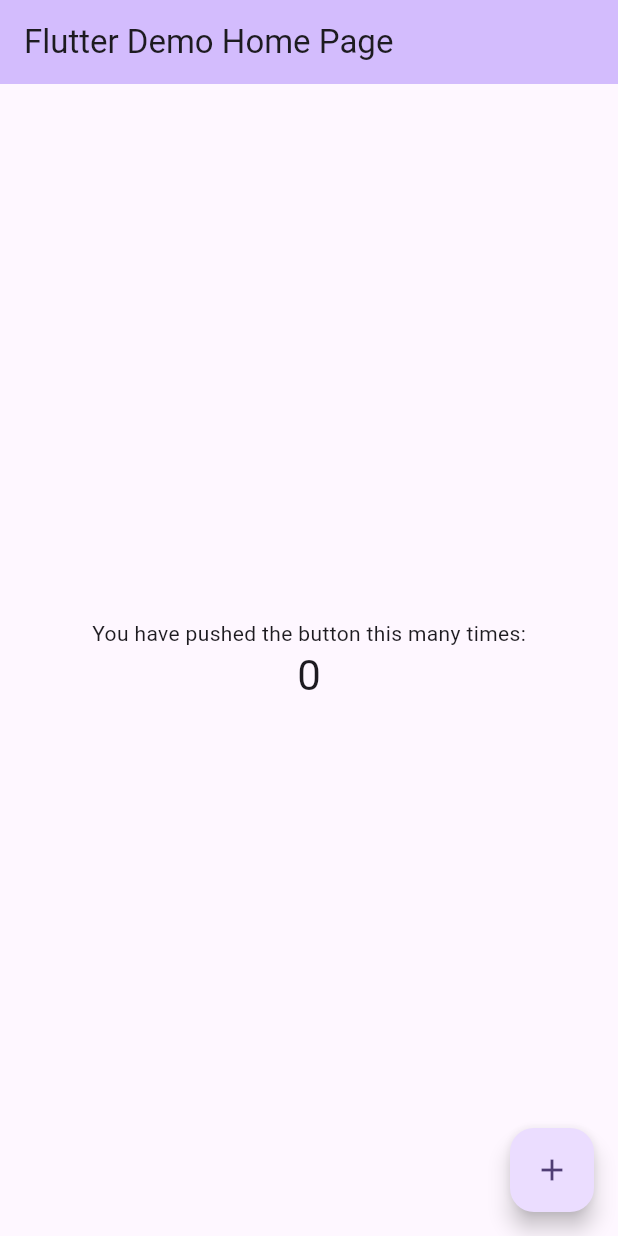
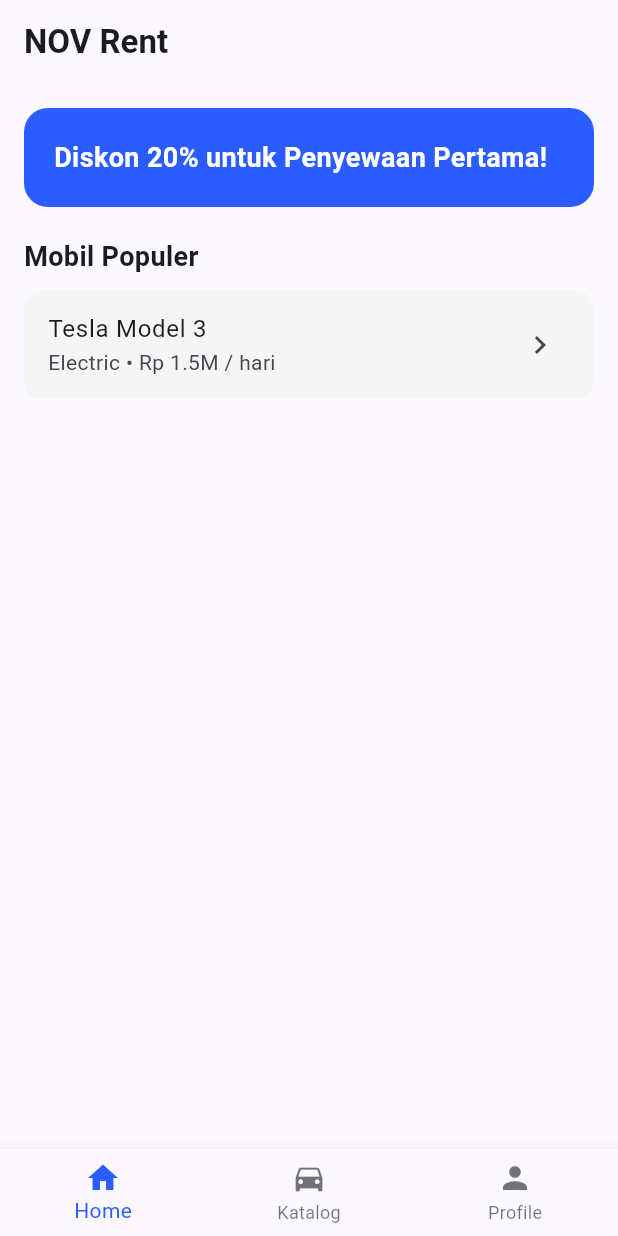
Before and after one commit to amiraizzati14/NOV-Rent, a Flutter app: the screen it shows after launch, on a phone screen of 412 x 824 dp. Run offline on Flutter 3.47's test engine with Material 3 defaults, Android fonts, the phone set to English and light mode, and no system bars; our stand-ins replace go_router; Roboto replaces fonts that are missing (Poppins).

Commit message:
nov rent

```diff
--- a/lib/main.dart
+++ b/lib/main.dart
@@ -1,122 +1,35 @@
 import 'package:flutter/material.dart';
+import 'package:provider/provider.dart';
+import 'router/app_router.dart';
+import 'providers/rental_provider.dart';
+import 'providers/auth_provider.dart';
 
 void main() {
-  runApp(const MyApp());
+  runApp(
+    MultiProvider(
+      providers: [
+        ChangeNotifierProvider(create: (_) => AuthProvider()),
+        ChangeNotifierProvider(create: (_) => RentalProvider()),
+      ],
+      child: const NovRentApp(),
+    ),
+  );
 }
 
-class MyApp extends StatelessWidget {
-  const MyApp({super.key});
+class NovRentApp extends StatelessWidget {
+  const NovRentApp({super.key});
 
-  // This widget is the root of your application.
   @override
   Widget build(BuildContext context) {
-    return MaterialApp(
-      title: 'Flutter Demo',
+    return MaterialApp.router(
+      title: 'NOV Rent',
+      debugShowCheckedModeBanner: false,
       theme: ThemeData(
-        // This is the theme of your application.
-        //
-        // TRY THIS: Try running your application with "flutter run". You'll see
-        // the application has a purple toolbar. Then, without quitting the app,
-        // try changing the seedColor in the colorScheme below to Colors.green
-        // and then invoke "hot reload" (save your changes or press the "hot
-        // reload" button in a Flutter-supported IDE, or press "r" if you used
-        // the command line to start the app).
-        //
-        // Notice that the counter didn't reset back to zero; the application
-        // state is not lost during the reload. To reset the state, use hot
-        // restart instead.
-        //
-        // This works for code too, not just values: Most code changes can be
-        // tested with just a hot reload.
-        colorScheme: .fromSeed(seedColor: Colors.deepPurple),
+        useMaterial3: true,
+        colorScheme: ColorScheme.fromSeed(seedColor: const Color(0xFF2B5CFF)),
+        fontFamily: 'Poppins',
       ),
-      home: const MyHomePage(title: 'Flutter Demo Home Page'),
+      routerConfig: appRouter,
     );
   }
 }
-
-class MyHomePage extends StatefulWidget {
-  const MyHomePage({super.key, required this.title});
-
-  // This widget is the home page of your application. It is stateful, meaning
-  // that it has a State object (defined below) that contains fields that affect
-  // how it looks.
-
-  // This class is the configuration for the state. It holds the values (in this
-  // case the title) provided by the parent (in this case the App widget) and
-  // used by the build method of the State. Fields in a Widget subclass are
-  // always marked "final".
-
-  final String title;
-
-  @override
-  State<MyHomePage> createState() => _MyHomePageState();
-}
-
-class _MyHomePageState extends State<MyHomePage> {
-  int _counter = 0;
-
-  void _incrementCounter() {
-    setState(() {
-      // This call to setState tells the Flutter framework that something has
-      // changed in this State, which causes it to rerun the build method below
-      // so that the display can reflect the updated values. If we changed
-      // _counter without calling setState(), then the build method would not be
-      // called again, and so nothing would appear to happen.
-      _counter++;
-    });
-  }
-
-  @override
-  Widget build(BuildContext context) {
-    // This method is rerun every time setState is called, for instance as done
-    // by the _incrementCounter method above.
-    //
-    // The Flutter framework has been optimized to make rerunning build methods
-    // fast, so that you can just rebuild anything that needs updating rather
-    // than having to individually change instances of widgets.
-    return Scaffold(
-      appBar: AppBar(
-        // TRY THIS: Try changing the color here to a specific color (to
-        // Colors.amber, perhaps?) and trigger a hot reload to see the AppBar
-        // change color while the other colors stay the same.
-        backgroundColor: Theme.of(context).colorScheme.inversePrimary,
-        // Here we take the value from the MyHomePage object that was created by
-        // the App.build method, and use it to set our appbar title.
-        title: Text(widget.title),
-      ),
-      body: Center(
-        // Center is a layout widget. It takes a single child and positions it
-        // in the middle of the parent.
-        child: Column(
-          // Column is also a layout widget. It takes a list of children and
-          // arranges them vertically. By default, it sizes itself to fit its
-          // children horizontally, and tries to be as tall as its parent.
-          //
-          // Column has various properties to control how it sizes itself and
-          // how it positions its children. Here we use mainAxisAlignment to
-          // center the children vertically; the main axis here is the vertical
-          // axis because Columns are vertical (the cross axis would be
-          // horizontal).
-          //
-          // TRY THIS: Invoke "debug painting" (choose the "Toggle Debug Paint"
-          // action in the IDE, or press "p" in the console), to see the
-          // wireframe for each widget.
-          mainAxisAlignment: .center,
-          children: [
-            const Text('You have pushed the button this many times:'),
-            Text(
-              '$_counter',
-              style: Theme.of(context).textTheme.headlineMedium,
-            ),
-          ],
-        ),
-      ),
-      floatingActionButton: FloatingActionButton(
-        onPressed: _incrementCounter,
-        tooltip: 'Increment',
-        child: const Icon(Icons.add),
-      ),
-    );
-  }
-}
--- /dev/null
+++ b/lib/router/app_router.dart
@@ -0,0 +1,50 @@
+import 'package:flutter/material.dart';
+import 'package:go_router/go_router.dart';
+import '../screens/home_screen.dart';
+import '../screens/katalog_screen.dart';
+import '../screens/account_screen.dart';
+import '../screens/detail_screen.dart';
+import '../screens/login_screen.dart';
+import '../widget/main_shell.dart';
+
+final _rootNavigatorKey = GlobalKey<NavigatorState>();
+final _shellNavigatorKey = GlobalKey<NavigatorState>();
+
+final GoRouter appRouter = GoRouter(
+  navigatorKey: _rootNavigatorKey,
+  initialLocation: '/home',
+  routes: [
+    GoRoute(
+      path: '/login',
+      builder: (context, state) => const LoginScreen(),
+    ),
+    ShellRoute(
+      navigatorKey: _shellNavigatorKey,
+      builder: (context, state, child) {
+        return MainShell(child: child);
+      },
+      routes: [
+        GoRoute(
+          path: '/home',
+          builder: (context, state) => const HomeScreen(),
+        ),
+        GoRoute(
+          path: '/katalog',
+          builder: (context, state) => const KatalogScreen(),
+        ),
+        GoRoute(
+          path: '/account',
+          builder: (context, state) => const AccountScreen(),
+        ),
+      ],
+    ),
+    GoRoute(
+      path: '/detail/:id',
+      parentNavigatorKey: _rootNavigatorKey, // Menyembunyikan Bottom Nav
+      builder: (context, state) {
+        final id = state.pathParameters['id']!;
+        return DetailScreen(carId: id);
+      },
+    ),
+  ],
+);
--- /dev/null
+++ b/lib/screens/home_screen.dart
@@ -0,0 +1,41 @@
+import 'package:flutter/material.dart';
+import 'package:go_router/go_router.dart';
+
+class HomeScreen extends StatelessWidget {
+  const HomeScreen({super.key});
+
+  @override
+  Widget build(BuildContext context) {
+    return Scaffold(
+      appBar: AppBar(
+        title: const Text('NOV Rent', style: TextStyle(fontWeight: FontWeight.bold)),
+        centerTitle: false,
+      ),
+      body: ListView(
+        padding: const EdgeInsets.all(16),
+        children: [
+          Container(
+            padding: const EdgeInsets.all(20),
+            decoration: BoxDecoration(
+              color: const Color(0xFF2B5CFF),
+              borderRadius: BorderRadius.circular(16),
+            ),
+            child: const Text('Diskon 20% untuk Penyewaan Pertama!',
+                style: TextStyle(color: Colors.white, fontSize: 18, fontWeight: FontWeight.bold)),
+          ),
+          const SizedBox(height: 20),
+          const Text('Mobil Populer', style: TextStyle(fontSize: 18, fontWeight: FontWeight.bold)),
+          const SizedBox(height: 10),
+          ListTile(
+            title: const Text('Tesla Model 3'),
+            subtitle: const Text('Electric • Rp 1.5M / hari'),
+            trailing: const Icon(Icons.chevron_right),
+            tileColor: Colors.grey[100],
+            shape: RoundedRectangleBorder(borderRadius: BorderRadius.circular(12)),
+            onTap: () => context.push('/detail/1'),
+          )
+        ],
+      ),
+    );
+  }
+}
--- /dev/null
+++ b/lib/screens/katalog_screen.dart
@@ -0,0 +1,14 @@
+// katalog_screen.dart
+import 'package:flutter/material.dart';
+
+class KatalogScreen extends StatelessWidget {
+  const KatalogScreen({super.key});
+
+  @override
+  Widget build(BuildContext context) {
+    return Scaffold(
+      appBar: AppBar(title: const Text('Katalog Mobil')),
+      body: const Center(child: Text('Grid/List Katalog Mobil')),
+    );
+  }
+}
--- /dev/null
+++ b/lib/widget/main_shell.dart
@@ -0,0 +1,47 @@
+import 'package:flutter/material.dart';
+import 'package:go_router/go_router.dart';
+
+class MainShell extends StatelessWidget {
+  final Widget child;
+
+  const MainShell({super.key, required this.child});
+
+  int _calculateSelectedIndex(BuildContext context) {
+    final String location = GoRouterState.of(context).uri.path;
+    if (location.startsWith('/home')) return 0;
+    if (location.startsWith('/katalog')) return 1;
+    if (location.startsWith('/account')) return 2;
+    return 0;
+  }
+
+  void _onItemTapped(int index, BuildContext context) {
+    switch (index) {
+      case 0:
+        context.go('/home');
+        break;
+      case 1:
+        context.go('/katalog');
+        break;
+      case 2:
+        context.go('/account');
+        break;
+    }
+  }
+
+  @override
+  Widget build(BuildContext context) {
+    return Scaffold(
+      body: child,
+      bottomNavigationBar: BottomNavigationBar(
+        currentIndex: _calculateSelectedIndex(context),
+        onTap: (index) => _onItemTapped(index, context),
+        selectedItemColor: const Color(0xFF2B5CFF),
+        items: const [
+          BottomNavigationBarItem(icon: Icon(Icons.home), label: 'Home'),
+          BottomNavigationBarItem(icon: Icon(Icons.directions_car), label: 'Katalog'),
+          BottomNavigationBarItem(icon: Icon(Icons.person), label: 'Profile'),
+        ],
+      ),
+    );
+  }
+}
```
Also changed, not shown: lib/models/vehicle.dart (added, +19 -0 lines), lib/providers/auth_provider.dart (added, +18 -0 lines), lib/providers/rental_provider.dart (added, +26 -0 lines), lib/screens/account_screen.dart (added, +14 -0 lines), lib/screens/detail_screen.dart (added, +45 -0 lines), lib/screens/login_screen.dart (added, +62 -0 lines), pubspec.yaml (+5 -79 lines), pubspec.lock, 1 other file.
